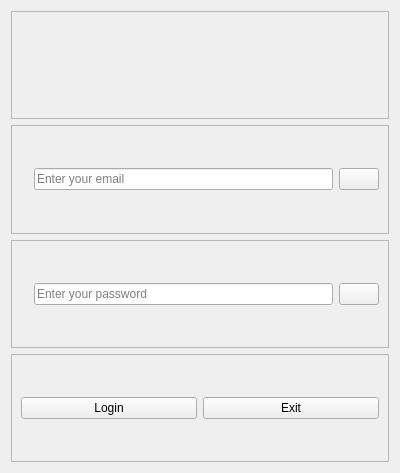
Old version of the form resources/login_window.ui in the repository jt-thorpe/flow.
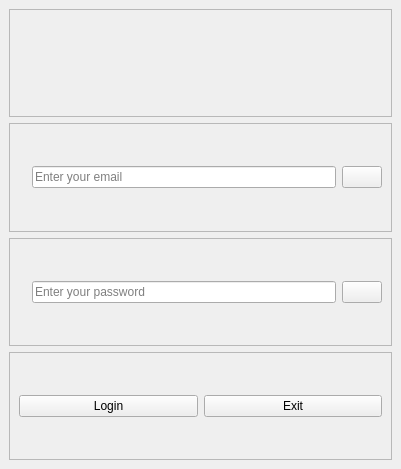
New version of the form. Icons and pictures are not drawn.

Commit message: refactor: login window ui is now a QMainWindow

Diff of the .ui file:
```diff
--- a/resources/login_window.ui
+++ b/resources/login_window.ui
@@ -1,18 +1,19 @@
 <?xml version="1.0" encoding="UTF-8"?>
 <ui version="4.0">
- <class>login_window</class>
- <widget class="QWidget" name="login_window">
+ <class>login_main_window</class>
+ <widget class="QMainWindow" name="login_main_window">
   <property name="geometry">
    <rect>
     <x>0</x>
     <y>0</y>
-    <width>400</width>
-    <height>473</height>
+    <width>401</width>
+    <height>469</height>
    </rect>
   </property>
   <property name="windowTitle">
    <string>Form</string>
   </property>
+  <widget class="QWidget" name="central_widget">
   <layout class="QVBoxLayout" name="verticalLayout">
    <item>
     <widget class="QFrame" name="logo_frame">
@@ -164,6 +165,7 @@
     </widget>
    </item>
   </layout>
+  </widget>
  </widget>
  <resources/>
  <connections/>
```
Left out of the diff: 10 changed lines with no effect on the pictures. Lines whose indentation alone changed are shown as unchanged. The commit also changes 1 other file.
